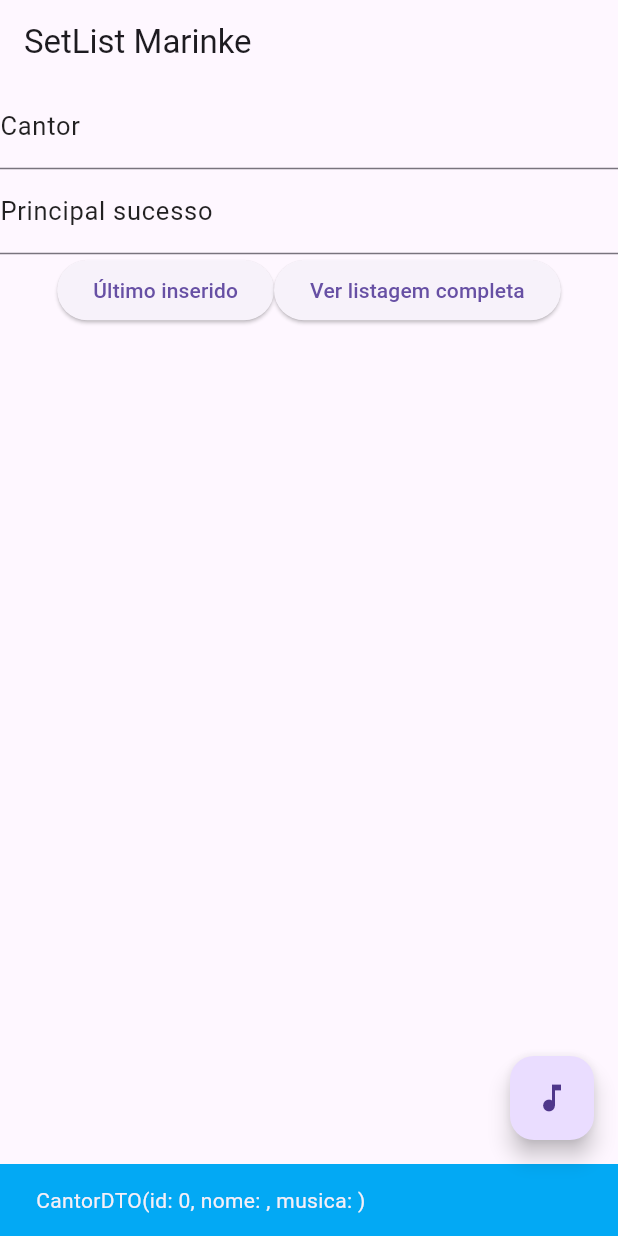
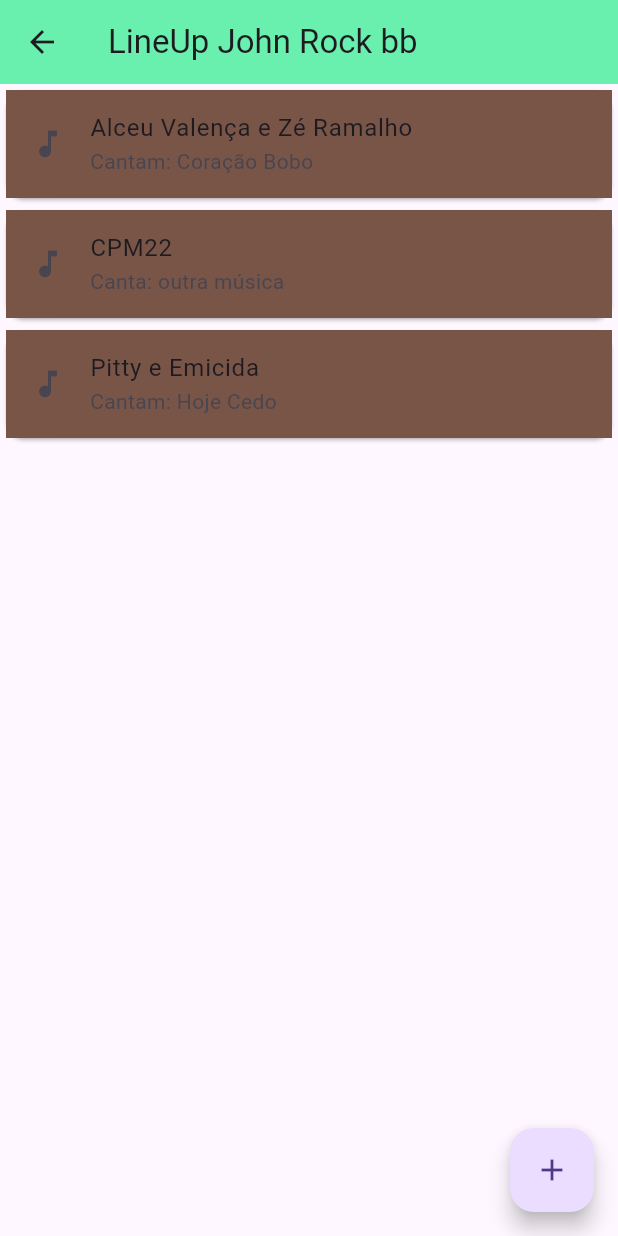
Before and after one commit to rmarinke/aula_projeto_sqflite, a Flutter app: the screen it shows after launch, after a tap on "Ver listagem completa", on a phone screen of 412 x 824 dp. Run offline on Flutter 3.47's test engine with Material 3 defaults, Android fonts, the phone set to English and light mode, and no system bars; our stand-ins replace sqflite; accounts and stored records are empty; Roboto replaces fonts that are missing (AvenirLight).

Commit message:
static list

```diff
--- a/lib/main.dart
+++ b/lib/main.dart
@@ -1,7 +1,11 @@
+// ignore_for_file: use_super_parameters
+
 import 'package:aula04_statefull/dtos/cantor_dto.dart';
 import 'package:aula04_statefull/repository/cantor_dao.dart';
+
 import 'package:flutter/material.dart';
 
+import 'pages/cantor_listagem.dart';
 import 'repository/conexao.dart';
 
 // void main() => runApp(const MyApp());
@@ -18,9 +22,15 @@
 
   @override
   Widget build(BuildContext context) {
-    return const MaterialApp(
+    return MaterialApp(
+      debugShowCheckedModeBanner: false,
       title: 'SetList Marinke',
-      home: FormularioValores(),
+      // home: FormularioValores(),
+      initialRoute: '/',
+      routes: {
+        '/': (_) => const FormularioValores(),
+        '/cantorListagem': (context) => const CantorListagem(),
+      },
     );
   }
 }
@@ -34,6 +44,12 @@
 
 class _FormularioValoresState extends State<FormularioValores> {
   final _formKey = GlobalKey<FormState>();
+
+  @override
+  void initState() {
+    super.initState();
+    // checkLoginAndRedirect();
+  }
 
   late CantorDTO cantorDTO;
 
@@ -53,6 +69,7 @@
 
     return Scaffold(
       appBar: AppBar(
+        backgroundColor: Colors.greenAccent,
         title: const Text('SetList Marinke'),
       ),
       body: Form(
@@ -102,15 +119,8 @@
                 ),
                 ElevatedButton(
                   onPressed: () async {
-                    CantorDAO dao = CantorDAO();
-                    Future<CantorDTO?> ultimoCantor = dao.obterUltimo();
-                    CantorDTO? cantor = await ultimoCantor;
-
-                    ScaffoldMessenger.of(context).showSnackBar(
-                      SnackBar(
-                          backgroundColor: Colors.lightBlue,
-                          content: Text(cantor.toString())),
-                    );
+                    // Navigator.of(context).pushNamed('/edit', arguments: client);
+                    Navigator.of(context).pushNamed('/cantorListagem');
                   },
                   child: const Text("Ver listagem completa"),
                 )
--- /dev/null
+++ b/lib/pages/cantor_listagem.dart
@@ -0,0 +1,63 @@
+import 'package:aula04_statefull/dtos/cantor_dto.dart';
+import 'package:aula04_statefull/repository/cantor_dao.dart';
+import 'package:aula04_statefull/widget/itens_lista.dart';
+import 'package:flutter/material.dart';
+
+class CantorListagem extends StatelessWidget {
+  const CantorListagem({super.key});
+
+  @override
+  Widget build(BuildContext context) {
+    Future<List<CantorDTO>> lista = listarCantores();
+
+    // List<ItensLista> listaTeste = [
+    //   [const ItensLista('CPM22', 'Canta: outra música')],
+    //   [
+    //     const ItensLista('CPM22', 'Canta: outra música'),
+    //   ],
+    //   [const ItensLista('Pitty e Emicida', 'Cantam: Hoje Cedo')]
+    // ];
+
+    lista.then((cantores) {
+      for (var cantor in cantores) {
+        print(
+            'ID: ${cantor.id}, Nome: ${cantor.nome}, Música: ${cantor.musica}');
+      }
+    }).catchError((error) {
+      // Handle any errors that occur during the retrieval process
+      print('Error fetching cantores: $error');
+    });
+
+    print(lista);
+    return Scaffold(
+      body: const Column(
+        children: [
+          // ListView.builder(
+          //   shrinkWrap: true,
+          //   itemCount: listaTeste.length,
+          //   itemBuilder: (BuildContext context, int index) {
+          //     return listaTeste[index];
+          //   },
+          // ),
+          ItensLista('Alceu Valença e Zé Ramalho', 'Cantam: Coração Bobo'),
+          ItensLista('CPM22', 'Canta: outra música'),
+          ItensLista('Pitty e Emicida', 'Cantam: Hoje Cedo'),
+        ],
+      ),
+      appBar: AppBar(
+        title: const Text("LineUp John Rock bb"),
+        backgroundColor: Colors.greenAccent,
+      ),
+      floatingActionButton: FloatingActionButton(
+        onPressed: () => (),
+        child: const Icon(Icons.add),
+      ),
+    );
+  }
+
+  Future<List<CantorDTO>> listarCantores() async {
+    CantorDAO dao = CantorDAO();
+    Future<List<CantorDTO>> cantores = dao.selectAll();
+    return await cantores;
+  }
+}
--- /dev/null
+++ b/lib/widget/itens_lista.dart
@@ -0,0 +1,22 @@
+import 'dart:math';
+
+import 'package:flutter/material.dart';
+
+class ItensLista extends StatelessWidget {
+  final String _titulo;
+  final String _subTitulo;
+
+  const ItensLista(this._titulo, this._subTitulo, {super.key});
+
+  @override
+  Widget build(Object context) {
+    return Card(
+      child: ListTile(
+        tileColor: Colors.primaries[Random().nextInt(Colors.primaries.length)],
+        leading: const Icon(Icons.music_note),
+        title: Text(_titulo),
+        subtitle: Text(_subTitulo),
+      ),
+    );
+  }
+}
```
